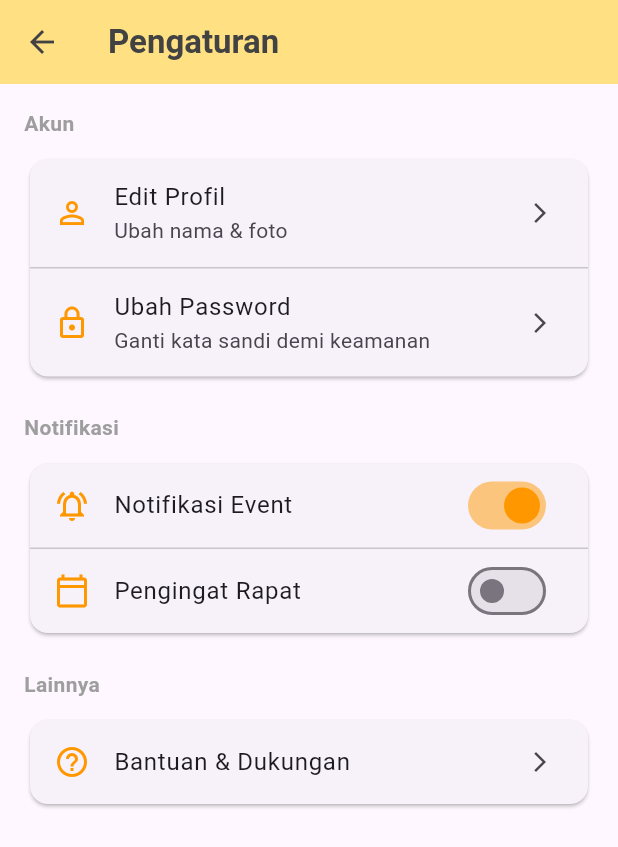
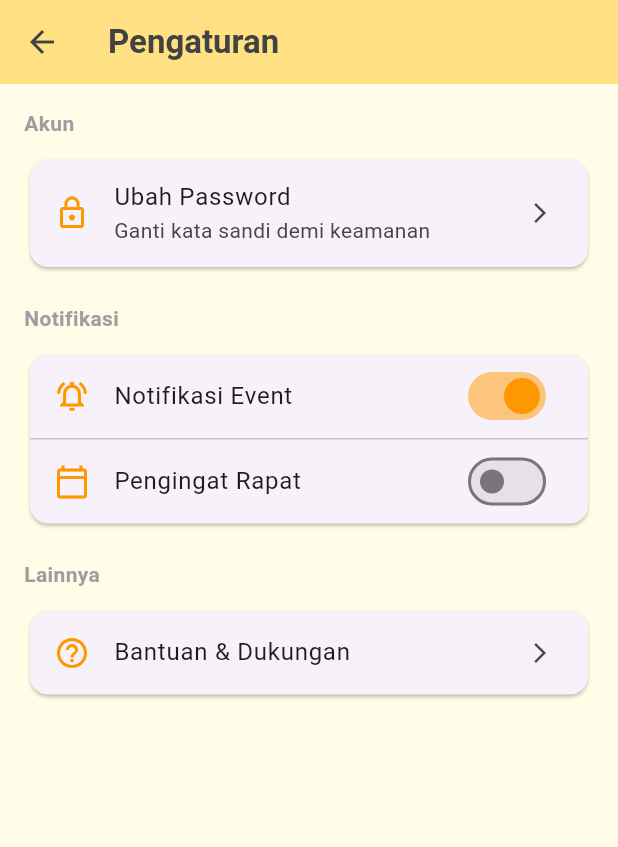
Before and after one commit to DinaMaulidyawati/SIMUKA, a Flutter app: the PengaturanPage screen opened directly, on a phone screen of 412 x 824 dp. Shown: the top 847 px of the screen. Run offline on Flutter 3.47's test engine with Material 3 defaults, Android fonts, the phone set to English and light mode, and no system bars.

Commit message:
ubah pengaturan

```diff
--- a/lib/presentation/pages/pengaturan_page.dart
+++ b/lib/presentation/pages/pengaturan_page.dart
@@ -1,5 +1,4 @@
 import 'package:flutter/material.dart';
-import 'edit_profil_page.dart'; // Import halaman edit profil
 import 'lupa_password_page.dart'; // Import halaman awal ubah password
 import 'bantuan_page.dart'; // Import halaman FAQ
 
@@ -17,6 +16,7 @@ class _PengaturanPageState extends State<PengaturanPage> {
   @override
   Widget build(BuildContext context) {
     return Scaffold(
+      backgroundColor: const Color(0xFFFFFDE7), // Menyesuaikan tema background Home
       appBar: AppBar(
         title: const Text("Pengaturan", style: TextStyle(color: Color(0xFF424242), fontWeight: FontWeight.bold)),
         backgroundColor: const Color(0xFFFFE082),
@@ -32,17 +32,7 @@ class _PengaturanPageState extends State<PengaturanPage> {
             shape: RoundedRectangleBorder(borderRadius: BorderRadius.circular(12)),
             child: Column(
               children: [
-                ListTile(
-                  leading: const Icon(Icons.person_outline, color: Colors.orange),
-                  title: const Text("Edit Profil"),
-                  subtitle: const Text("Ubah nama & foto"),
-                  trailing: const Icon(Icons.arrow_forward_ios, size: 16),
-                  onTap: () {
-                    // PINDAH KE HALAMAN EDIT PROFIL
-                    Navigator.push(context, MaterialPageRoute(builder: (context) => const EditProfilPage()));
-                  },
-                ),
-                const Divider(height: 1),
+                // MENU EDIT PROFIL DIHAPUS karena sudah ada di Navbar Profil
                 ListTile(
                   leading: const Icon(Icons.lock_outline, color: Colors.orange),
                   title: const Text("Ubah Password"),
```
